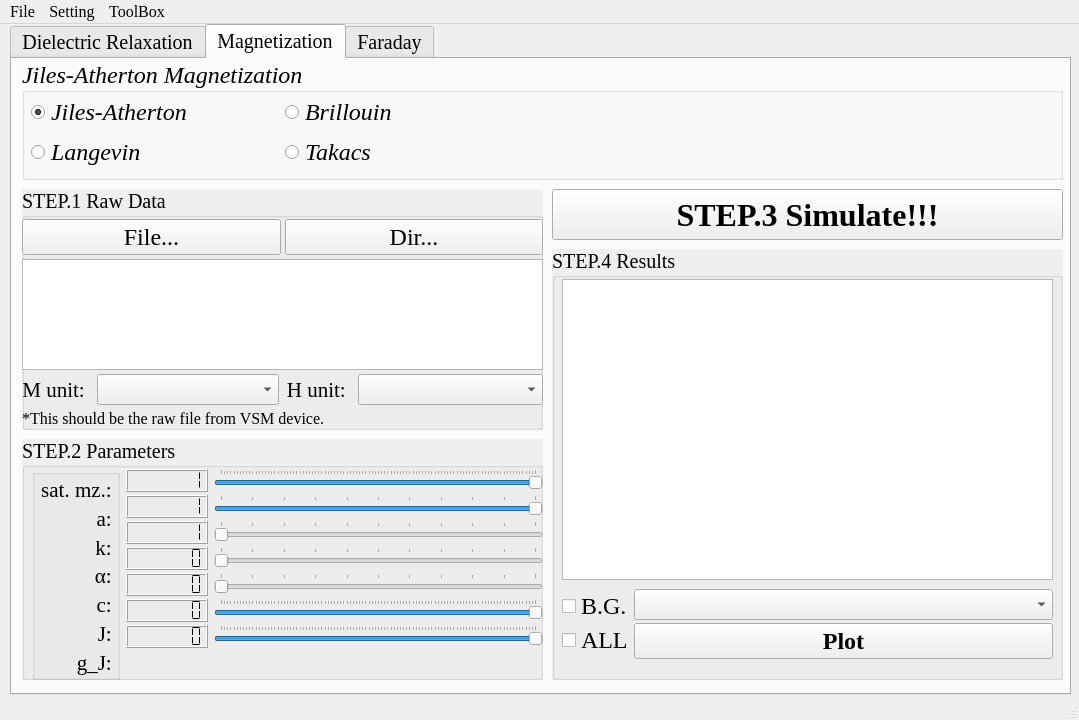
The window that app/ui/simulator_ui.ui (obliviousgarden/DataProcessingPlatform) describes before a commit, drawn with Qt 5.
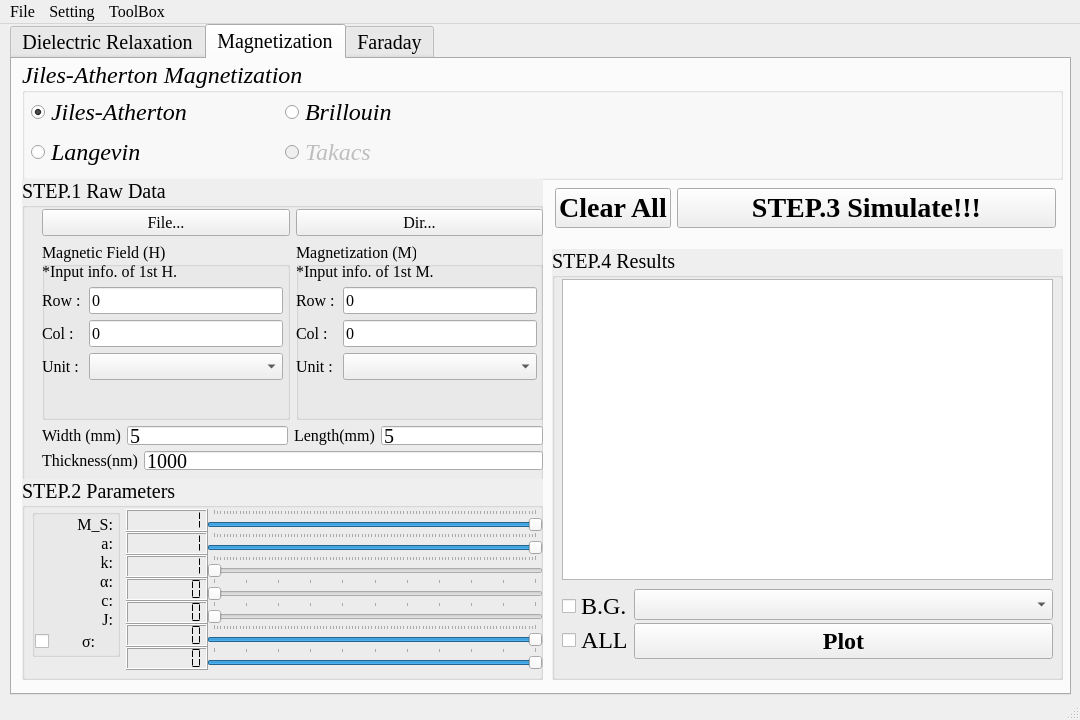
The same window after the commit. The open tabs and pages were chosen to show the change. Icons and pictures are not drawn.

```diff
--- a/app/ui/simulator_ui.ui
+++ b/app/ui/simulator_ui.ui
@@ -7,7 +7,7 @@
    <rect>
     <x>0</x>
     <y>0</y>
-    <width>1079</width>
+    <width>1080</width>
     <height>720</height>
    </rect>
   </property>
@@ -56,7 +56,7 @@
      <bool>false</bool>
     </property>
     <property name="currentIndex">
-     <number>0</number>
+     <number>1</number>
     </property>
     <widget class="QWidget" name="tabDielectric">
      <attribute name="title">
@@ -971,6 +971,9 @@
           </property>
           <item row="1" column="1">
            <widget class="QRadioButton" name="RadioButton_tamodel">
+            <property name="enabled">
+             <bool>false</bool>
+            </property>
             <property name="text">
              <string>Takacs</string>
             </property>
@@ -1005,7 +1008,7 @@
         <item>
          <widget class="QLabel" name="Label_fomula_M">
           <property name="styleSheet">
-           <string notr="true">image: url(:/Formula/source/formula_m.png)</string>
+           <string notr="true">image: url(:/Formula/source/formula_m_ja.png)</string>
           </property>
           <property name="text">
            <string/>
@@ -1019,9 +1022,9 @@
       <property name="geometry">
        <rect>
         <x>10</x>
-        <y>130</y>
+        <y>120</y>
         <width>521</width>
-        <height>241</height>
+        <height>311</height>
        </rect>
       </property>
       <property name="font">
@@ -1039,26 +1042,216 @@
       <property name="flat">
        <bool>false</bool>
       </property>
-      <widget class="QWidget" name="verticalLayoutWidget_2">
+      <widget class="QWidget" name="layoutWidget">
        <property name="geometry">
         <rect>
-         <x>0</x>
+         <x>20</x>
          <y>30</y>
-         <width>521</width>
-         <height>209</height>
+         <width>501</width>
+         <height>261</height>
         </rect>
        </property>
-       <layout class="QVBoxLayout" name="Layout_step1_M">
-        <property name="spacing">
-         <number>4</number>
-        </property>
-        <item>
-         <layout class="QHBoxLayout" name="Layout_step1_file_M">
+       <layout class="QGridLayout" name="GridLayout_step1_M" rowstretch="0,1,0,0,0" rowminimumheight="0,0,0,0,0">
+        <item row="1" column="0">
+         <layout class="QHBoxLayout" name="Layout_step1_M_datapos">
           <item>
-           <widget class="QPushButton" name="PushButton_file_M">
+           <widget class="QGroupBox" name="GroupBox_step1_M_H">
             <property name="font">
              <font>
-              <pointsize>18</pointsize>
+              <pointsize>12</pointsize>
+             </font>
+            </property>
+            <property name="title">
+             <string>Magnetic Field (H)</string>
+            </property>
+            <widget class="QWidget" name="verticalLayoutWidget_2">
+             <property name="geometry">
+              <rect>
+               <x>0</x>
+               <y>20</y>
+               <width>241</width>
+               <height>131</height>
+              </rect>
+             </property>
+             <layout class="QVBoxLayout" name="VerticalLayout_step1_M_H" stretch="0,1">
+              <item>
+               <widget class="QLabel" name="Label_step1_M_H_info">
+                <property name="font">
+                 <font>
+                  <pointsize>12</pointsize>
+                 </font>
+                </property>
+                <property name="text">
+                 <string>*Input info. of 1st H.</string>
+                </property>
+               </widget>
+              </item>
+              <item>
+               <layout class="QFormLayout" name="FormLayout_step1_M_H">
+                <item row="2" column="0">
+                 <widget class="QLabel" name="Label_step1_M_H_unit">
+                  <property name="font">
+                   <font>
+                    <pointsize>12</pointsize>
+                   </font>
+                  </property>
+                  <property name="text">
+                   <string>Unit : </string>
+                  </property>
+                 </widget>
+                </item>
+                <item row="2" column="1">
+                 <widget class="QComboBox" name="ComboBoxFormLayout_step1_M_H_unit"/>
+                </item>
+                <item row="0" column="0">
+                 <widget class="QLabel" name="Label_step1_M_H_row">
+                  <property name="font">
+                   <font>
+                    <pointsize>12</pointsize>
+                   </font>
+                  </property>
+                  <property name="text">
+                   <string>Row :</string>
+                  </property>
+                 </widget>
+                </item>
+                <item row="0" column="1">
+                 <widget class="QLineEdit" name="LineEdit_step1_M_H_row">
+                  <property name="text">
+                   <string>0</string>
+                  </property>
+                 </widget>
+                </item>
+                <item row="1" column="0">
+                 <widget class="QLabel" name="Label_step1_M_H_col">
+                  <property name="font">
+                   <font>
+                    <pointsize>12</pointsize>
+                   </font>
+                  </property>
+                  <property name="text">
+                   <string>Col :</string>
+                  </property>
+                 </widget>
+                </item>
+                <item row="1" column="1">
+                 <widget class="QLineEdit" name="LineEdit_step1_M_H_col">
+                  <property name="text">
+                   <string>0</string>
+                  </property>
+                 </widget>
+                </item>
+               </layout>
+              </item>
+             </layout>
+            </widget>
+           </widget>
+          </item>
+          <item>
+           <widget class="QGroupBox" name="GroupBox_step1_M_M">
+            <property name="font">
+             <font>
+              <pointsize>12</pointsize>
+             </font>
+            </property>
+            <property name="title">
+             <string>Magnetization (M)</string>
+            </property>
+            <widget class="QWidget" name="verticalLayoutWidget_3">
+             <property name="geometry">
+              <rect>
+               <x>0</x>
+               <y>20</y>
+               <width>241</width>
+               <height>131</height>
+              </rect>
+             </property>
+             <layout class="QVBoxLayout" name="VerticalLayout_step1_M_M" stretch="0,1">
+              <item>
+               <widget class="QLabel" name="Label_step1_M_M_info">
+                <property name="font">
+                 <font>
+                  <pointsize>12</pointsize>
+                 </font>
+                </property>
+                <property name="text">
+                 <string>*Input info. of 1st M.</string>
+                </property>
+               </widget>
+              </item>
+              <item>
+               <layout class="QFormLayout" name="FormLayout_step1_M_M">
+                <item row="2" column="0">
+                 <widget class="QLabel" name="Label_step1_M_M_unit">
+                  <property name="font">
+                   <font>
+                    <pointsize>12</pointsize>
+                   </font>
+                  </property>
+                  <property name="text">
+                   <string>Unit : </string>
+                  </property>
+                 </widget>
+                </item>
+                <item row="2" column="1">
+                 <widget class="QComboBox" name="ComboBoxFormLayout_step1_M_M_unit"/>
+                </item>
+                <item row="0" column="0">
+                 <widget class="QLabel" name="Label_step1_M_M_row">
+                  <property name="font">
+                   <font>
+                    <pointsize>12</pointsize>
+                   </font>
+                  </property>
+                  <property name="text">
+                   <string>Row :</string>
+                  </property>
+                 </widget>
+                </item>
+                <item row="0" column="1">
+                 <widget class="QLineEdit" name="LineEdit_step1_M_M_row">
+                  <property name="text">
+                   <string>0</string>
+                  </property>
+                 </widget>
+                </item>
+                <item row="1" column="0">
+                 <widget class="QLabel" name="Label_step1_M_M_col">
+                  <property name="font">
+                   <font>
+                    <pointsize>12</pointsize>
+                   </font>
+                  </property>
+                  <property name="text">
+                   <string>Col :</string>
+                  </property>
+                 </widget>
+                </item>
+                <item row="1" column="1">
+                 <widget class="QLineEdit" name="LineEdit_step1_M_M_col">
+                  <property name="text">
+                   <string>0</string>
+                  </property>
+                 </widget>
+                </item>
+               </layout>
+              </item>
+             </layout>
+            </widget>
+           </widget>
+          </item>
+         </layout>
+        </item>
+        <item row="0" column="0">
+         <layout class="QHBoxLayout" name="Layout_step1_M_file">
+          <property name="sizeConstraint">
+           <enum>QLayout::SetDefaultConstraint</enum>
+          </property>
+          <item>
+           <widget class="QPushButton" name="PushButton_step1_M_file">
+            <property name="font">
+             <font>
+              <pointsize>12</pointsize>
               <stylestrategy>PreferDefault</stylestrategy>
              </font>
             </property>
@@ -1071,10 +1264,10 @@
            </widget>
           </item>
           <item>
-           <widget class="QPushButton" name="PushButton_dir_M">
+           <widget class="QPushButton" name="PushButton_step1_M_dir">
             <property name="font">
              <font>
-              <pointsize>18</pointsize>
+              <pointsize>12</pointsize>
               <stylestrategy>PreferDefault</stylestrategy>
              </font>
             </property>
@@ -1088,85 +1281,105 @@
           </item>
          </layout>
         </item>
-        <item>
-         <widget class="QListView" name="ListView_file_M"/>
-        </item>
-        <item>
-         <layout class="QHBoxLayout" name="Layout_unit_M">
-          <property name="spacing">
-           <number>7</number>
-          </property>
+        <item row="3" column="0">
+         <layout class="QHBoxLayout" name="HorizontalLayout_step1_M_size">
           <item>
-           <layout class="QFormLayout" name="Layout_unit_M_unit_M">
-            <property name="horizontalSpacing">
-             <number>7</number>
+           <layout class="QFormLayout" name="FormLayout_step1_M_width">
+            <property name="rowWrapPolicy">
+             <enum>QFormLayout::DontWrapRows</enum>
             </property>
-            <property name="verticalSpacing">
-             <number>7</number>
-            </property>
             <item row="0" column="0">
-             <widget class="QLabel" name="Label_unit_M">
+             <widget class="QLabel" name="Label_step1_M_width">
+              <property name="sizePolicy">
+               <sizepolicy hsizetype="Preferred" vsizetype="Preferred">
+                <horstretch>0</horstretch>
+                <verstretch>0</verstretch>
+               </sizepolicy>
+              </property>
               <property name="font">
                <font>
-                <pointsize>16</pointsize>
-                <weight>50</weight>
-                <italic>false</italic>
-                <bold>false</bold>
-                <stylestrategy>PreferDefault</stylestrategy>
+                <pointsize>12</pointsize>
                </font>
               </property>
               <property name="text">
-               <string>M unit: </string>
+               <string>Width (mm)</string>
               </property>
-              <property name="alignment">
-               <set>Qt::AlignRight|Qt::AlignTrailing|Qt::AlignVCenter</set>
-              </property>
              </widget>
             </item>
             <item row="0" column="1">
-             <widget class="QComboBox" name="ComboBox_unit_M"/>
+             <widget class="QLineEdit" name="LineEdit_step1_M_width">
+              <property name="sizePolicy">
+               <sizepolicy hsizetype="Expanding" vsizetype="Ignored">
+                <horstretch>0</horstretch>
+                <verstretch>0</verstretch>
+               </sizepolicy>
+              </property>
+              <property name="text">
+               <string>5</string>
+              </property>
+             </widget>
             </item>
            </layout>
           </item>
           <item>
-           <layout class="QFormLayout" name="Layout_unit_M_unit_H">
+           <layout class="QFormLayout" name="FormLayout_step1_M_length">
             <item row="0" column="0">
-             <widget class="QLabel" name="Label_unit_H">
+             <widget class="QLabel" name="Label_step1_M_length">
               <property name="font">
                <font>
-                <pointsize>16</pointsize>
-                <weight>50</weight>
-                <italic>false</italic>
-                <bold>false</bold>
-                <stylestrategy>PreferDefault</stylestrategy>
+                <pointsize>12</pointsize>
                </font>
               </property>
               <property name="text">
-               <string>H unit: </string>
+               <string>Length(mm)</string>
               </property>
-              <property name="alignment">
-               <set>Qt::AlignRight|Qt::AlignTrailing|Qt::AlignVCenter</set>
-              </property>
              </widget>
             </item>
             <item row="0" column="1">
-             <widget class="QComboBox" name="ComboBox_unit_H"/>
+             <widget class="QLineEdit" name="LineEdit_step1_M_length">
+              <property name="sizePolicy">
+               <sizepolicy hsizetype="Expanding" vsizetype="Ignored">
+                <horstretch>0</horstretch>
+                <verstretch>0</verstretch>
+               </sizepolicy>
+              </property>
+              <property name="text">
+               <string>5</string>
+              </property>
+             </widget>
             </item>
            </layout>
           </item>
          </layout>
         </item>
-        <item>
-         <widget class="QLabel" name="Label_step1_3">
-          <property name="font">
-           <font>
-            <pointsize>12</pointsize>
-           </font>
-          </property>
-          <property name="text">
-           <string>*This should be the raw file from VSM device.</string>
-          </property>
-         </widget>
+        <item row="4" column="0">
+         <layout class="QFormLayout" name="FormLayout_step1_M_thickness">
+          <item row="0" column="0">
+           <widget class="QLabel" name="Label_step1_M_thickness">
+            <property name="font">
+             <font>
+              <pointsize>12</pointsize>
+             </font>
+            </property>
+            <property name="text">
+             <string>Thickness(nm)</string>
+            </property>
+           </widget>
+          </item>
+          <item row="0" column="1">
+           <widget class="QLineEdit" name="LineEdit_step1_M_thickness">
+            <property name="sizePolicy">
+             <sizepolicy hsizetype="Expanding" vsizetype="Ignored">
+              <horstretch>0</horstretch>
+              <verstretch>0</verstretch>
+             </sizepolicy>
+            </property>
+            <property name="text">
+             <string>1000</string>
+            </property>
+           </widget>
+          </item>
+         </layout>
         </item>
        </layout>
       </widget>
@@ -1175,9 +1388,9 @@
       <property name="geometry">
        <rect>
         <x>10</x>
-        <y>380</y>
+        <y>420</y>
         <width>521</width>
-        <height>241</height>
+        <height>201</height>
        </rect>
       </property>
       <property name="font">
@@ -1198,14 +1411,20 @@
          <x>10</x>
          <y>30</y>
          <width>511</width>
-         <height>211</height>
+         <height>165</height>
         </rect>
        </property>
        <layout class="QFormLayout" name="Layout_step2_M">
+        <property name="sizeConstraint">
+         <enum>QLayout::SetMaximumSize</enum>
+        </property>
+        <property name="verticalSpacing">
+         <number>0</number>
+        </property>
         <item row="0" column="0">
-         <widget class="QGroupBox" name="groupBox_5">
+         <widget class="QGroupBox" name="GroupBox_step2_M_left">
           <property name="sizePolicy">
-           <sizepolicy hsizetype="Expanding" vsizetype="Expanding">
+           <sizepolicy hsizetype="Fixed" vsizetype="Fixed">
             <horstretch>0</horstretch>
             <verstretch>0</verstretch>
            </sizepolicy>
@@ -1247,13 +1466,13 @@
               <number>0</number>
              </property>
              <property name="sizeConstraint">
-              <enum>QLayout::SetDefaultConstraint</enum>
+              <enum>QLayout::SetFixedSize</enum>
              </property>
              <item>
               <widget class="QLabel" name="Label_ms">
                <property name="font">
                 <font>
-                 <pointsize>16</pointsize>
+                 <pointsize>12</pointsize>
                  <weight>50</weight>
                  <italic>false</italic>
                  <bold>false</bold>
@@ -1261,7 +1480,7 @@
                 </font>
                </property>
                <property name="text">
-                <string>sat. mz.: </string>
+                <string>M_S: </string>
                </property>
                <property name="alignment">
                 <set>Qt::AlignRight|Qt::AlignTrailing|Qt::AlignVCenter</set>
@@ -1272,7 +1491,7 @@
               <widget class="QLabel" name="Label_a">
                <property name="font">
                 <font>
-                 <pointsize>16</pointsize>
+                 <pointsize>12</pointsize>
                  <weight>50</weight>
                  <italic>false</italic>
                  <bold>false</bold>
@@ -1291,7 +1510,7 @@
               <widget class="QLabel" name="Label_k">
                <property name="font">
                 <font>
-                 <pointsize>16</pointsize>
+                 <pointsize>12</pointsize>
                  <weight>50</weight>
                  <italic>false</italic>
                  <bold>false</bold>
@@ -1307,10 +1526,10 @@
               </widget>
              </item>
              <item>
-              <widget class="QLabel" name="Label_alpha_2">
+              <widget class="QLabel" name="Label_alfa">
                <property name="font">
                 <font>
-                 <pointsize>16</pointsize>
+                 <pointsize>12</pointsize>
                  <weight>50</weight>
                  <italic>false</italic>
                  <bold>false</bold>
@@ -1329,7 +1548,7 @@
               <widget class="QLabel" name="Label_c">
                <property name="font">
                 <font>
-                 <pointsize>16</pointsize>
+                 <pointsize>12</pointsize>
                  <weight>50</weight>
                  <italic>false</italic>
                  <bold>false</bold>
@@ -1348,7 +1567,7 @@
               <widget class="QLabel" name="Label_J">
                <property name="font">
                 <font>
-                 <pointsize>16</pointsize>
+                 <pointsize>12</pointsize>
                  <weight>50</weight>
                  <italic>false</italic>
                  <bold>false</bold>
@@ -1364,21 +1583,36 @@
               </widget>
              </item>
              <item>
-              <widget class="QLabel" name="Label_g_J">
+              <widget class="QCheckBox" name="ComboBox_sigma">
                <property name="font">
                 <font>
-                 <pointsize>16</pointsize>
-                 <weight>50</weight>
-                 <italic>false</italic>
-                 <bold>false</bold>
+                 <pointsize>12</pointsize>
                  <stylestrategy>PreferDefault</stylestrategy>
                 </font>
                </property>
+               <property name="mouseTracking">
+                <bool>true</bool>
+               </property>
+               <property name="focusPolicy">
+                <enum>Qt::StrongFocus</enum>
+               </property>
+               <property name="acceptDrops">
+                <bool>false</bool>
+               </property>
+               <property name="layoutDirection">
+                <enum>Qt::LeftToRight</enum>
+               </property>
+               <property name="autoFillBackground">
+                <bool>false</bool>
+               </property>
                <property name="text">
-                <string>g_J: </string>
+                <string>       σ:</string>
                </property>
-               <property name="alignment">
-                <set>Qt::AlignRight|Qt::AlignTrailing|Qt::AlignVCenter</set>
+               <property name="iconSize">
+                <size>
+                 <width>19</width>
+                 <height>19</height>
+                </size>
                </property>
               </widget>
              </item>
@@ -1389,6 +1623,9 @@
         </item>
         <item row="0" column="1">
          <layout class="QFormLayout" name="Layout_step2_M_right">
+          <property name="sizeConstraint">
+           <enum>QLayout::SetMaximumSize</enum>
+          </property>
           <property name="fieldGrowthPolicy">
            <enum>QFormLayout::AllNonFixedFieldsGrow</enum>
           </property>
@@ -1396,7 +1633,7 @@
            <enum>QFormLayout::DontWrapRows</enum>
           </property>
           <property name="verticalSpacing">
-           <number>3</number>
+           <number>0</number>
           </property>
           <item row="0" column="0">
            <widget class="QLCDNumber" name="lcdNumber_ms">
@@ -1425,34 +1662,6 @@
             </property>
            </widget>
           </item>
-          <item row="0" column="1">
-           <widget class="QSlider" name="Slider_ms">
-            <property name="cursor">
-             <cursorShape>ArrowCursor</cursorShape>
-            </property>
-            <property name="maximum">
-             <number>100</number>
-            </property>
-            <property name="singleStep">
-             <number>1</number>
-            </property>
-            <property name="pageStep">
-             <number>5</number>
-            </property>
-            <property name="value">
-             <number>100</number>
-            </property>
-            <property name="orientation">
-             <enum>Qt::Horizontal</enum>
-            </property>
-            <property name="invertedControls">
-             <bool>false</bool>
-            </property>
-            <property name="tickPosition">
-             <enum>QSlider::TicksAbove</enum>
-            </property>
-           </widget>
-          </item>
           <item row="1" column="0">
            <widget class="QLCDNumber" name="lcdNumber_a">
             <property name="font">
@@ -1474,6 +1683,12 @@
           </item>
           <item row="1" column="1">
            <widget class="QSlider" name="Slider_a">
+            <property name="sizePolicy">
+             <sizepolicy hsizetype="Expanding" vsizetype="Ignored">
+              <horstretch>0</horstretch>
+              <verstretch>0</verstretch>
+             </sizepolicy>
+            </property>
             <property name="cursor">
              <cursorShape>ArrowCursor</cursorShape>
             </property>
@@ -1481,10 +1696,10 @@
              <number>100</number>
             </property>
             <property name="singleStep">
-             <number>10</number>
+             <number>1</number>
             </property>
             <property name="pageStep">
-             <number>10</number>
+             <number>5</number>
             </property>
             <property name="value">
              <number>100</number>
@@ -1500,8 +1715,61 @@
             </property>
            </widget>
           </item>
+          <item row="2" column="0">
+           <widget class="QLCDNumber" name="lcdNumber_k">
+            <property name="font">
+             <font>
+              <pointsize>9</pointsize>
+              <stylestrategy>PreferDefault</stylestrategy>
+             </font>
+            </property>
+            <property name="digitCount">
+             <number>7</number>
+            </property>
+            <property name="segmentStyle">
+             <enum>QLCDNumber::Flat</enum>
+            </property>
+            <property name="value" stdset="0">
+             <double>1.000000000000000</double>
+            </property>
+           </widget>
+          </item>
+          <item row="2" column="1">
+           <widget class="QSlider" name="Slider_k">
+            <property name="sizePolicy">
+             <sizepolicy hsizetype="Expanding" vsizetype="Ignored">
+              <horstretch>0</horstretch>
+              <verstretch>0</verstretch>
+             </sizepolicy>
+            </property>
+            <property name="cursor">
+             <cursorShape>ArrowCursor</cursorShape>
+            </property>
+            <property name="maximum">
+             <number>100</number>
+            </property>
+            <property name="singleStep">
+             <number>1</number>
+            </property>
+            <property name="pageStep">
+             <number>5</number>
+            </property>
+            <property name="value">
+             <number>0</number>
+            </property>
+            <property name="orientation">
+             <enum>Qt::Horizontal</enum>
+            </property>
+            <property name="invertedControls">
+             <bool>false</bool>
+            </property>
+            <property name="tickPosition">
+             <enum>QSlider::TicksAbove</enum>
+            </property>
+           </widget>
+          </item>
           <item row="3" column="0">
-           <widget class="QLCDNumber" name="lcdNumber_alpha_2">
+           <widget class="QLCDNumber" name="lcdNumber_alfa">
             <property name="font">
              <font>
               <pointsize>9</pointsize>
@@ -1523,7 +1791,13 @@
            </widget>
           </item>
           <item row="3" column="1">
-           <widget class="QSlider" name="Slider_alpha_2">
+           <widget class="QSlider" name="Slider_alfa">
+            <property name="sizePolicy">
+             <sizepolicy hsizetype="Expanding" vsizetype="Ignored">
+              <horstretch>0</horstretch>
+              <verstretch>0</verstretch>
+             </sizepolicy>
+            </property>
             <property name="cursor">
              <cursorShape>ArrowCursor</cursorShape>
             </property>
@@ -1568,6 +1842,12 @@
           </item>
           <item row="4" column="1">
            <widget class="QSlider" name="Slider_c">
+            <property name="sizePolicy">
+             <sizepolicy hsizetype="Expanding" vsizetype="Ignored">
+              <horstretch>0</horstretch>
+              <verstretch>0</verstretch>
+             </sizepolicy>
+            </property>
             <property name="cursor">
              <cursorShape>ArrowCursor</cursorShape>
             </property>
@@ -1592,7 +1872,7 @@
            </widget>
           </item>
           <item row="5" column="0">
-           <widget class="QLCDNumber" name="lcdNumber_J">
+           <widget class="QLCDNumber" name="lcdNumber_j">
             <property name="font">
              <font>
               <pointsize>9</pointsize>
@@ -1608,7 +1888,13 @@
            </widget>
           </item>
           <item row="5" column="1">
-           <widget class="QSlider" name="Slider_J">
+           <widget class="QSlider" name="Slider_j">
+            <property name="sizePolicy">
+             <sizepolicy hsizetype="Expanding" vsizetype="Ignored">
+              <horstretch>0</horstretch>
+              <verstretch>0</verstretch>
+             </sizepolicy>
+            </property>
             <property name="cursor">
              <cursorShape>ArrowCursor</cursorShape>
             </property>
@@ -1619,7 +1905,7 @@
              <number>1</number>
             </property>
             <property name="pageStep">
-             <number>2</number>
+             <number>5</number>
             </property>
             <property name="value">
              <number>100</number>
@@ -1633,7 +1919,7 @@
            </widget>
           </item>
           <item row="6" column="0">
-           <widget class="QLCDNumber" name="lcdNumber_g_J">
+           <widget class="QLCDNumber" name="lcdNumber_sigma">
             <property name="font">
              <font>
               <pointsize>9</pointsize>
@@ -1649,7 +1935,18 @@
            </widget>
           </item>
           <item row="6" column="1">
-           <widget class="QSlider" name="Slider_g_J">
+           <widget class="QSlider" name="Slider_sigma">
+            <property name="sizePolicy">
+             <sizepolicy hsizetype="Expanding" vsizetype="Ignored">
+              <horstretch>0</horstretch>
+              <verstretch>0</verstretch>
+             </sizepolicy>
+            </property>
+            <property name="font">
+             <font>
+              <pointsize>15</pointsize>
+             </font>
+            </property>
             <property name="cursor">
              <cursorShape>ArrowCursor</cursorShape>
             </property>
@@ -1657,10 +1954,10 @@
              <number>100</number>
             </property>
             <property name="singleStep">
-             <number>1</number>
+             <number>10</number>
             </property>
             <property name="pageStep">
-             <number>5</number>
+             <number>10</number>
             </property>
             <property name="value">
              <number>100</number>
@@ -1673,27 +1970,14 @@
             </property>
            </widget>
           </item>
-          <item row="2" column="0">
-           <widget class="QLCDNumber" name="lcdNumber_k">
-            <property name="font">
-             <font>
-              <pointsize>9</pointsize>
-              <stylestrategy>PreferDefault</stylestrategy>
-             </font>
+          <item row="0" column="1">
+           <widget class="QSlider" name="Slider_ms">
+            <property name="sizePolicy">
+             <sizepolicy hsizetype="Expanding" vsizetype="Ignored">
+              <horstretch>0</horstretch>
+              <verstretch>0</verstretch>
+             </sizepolicy>
             </property>
-            <property name="digitCount">
-             <number>7</number>
-            </property>
-            <property name="segmentStyle">
-             <enum>QLCDNumber::Flat</enum>
-            </property>
-            <property name="value" stdset="0">
-             <double>1.000000000000000</double>
-            </property>
-           </widget>
-          </item>
-          <item row="2" column="1">
-           <widget class="QSlider" name="Slider_k">
             <property name="cursor">
              <cursorShape>ArrowCursor</cursorShape>
             </property>
@@ -1701,13 +1985,13 @@
              <number>100</number>
             </property>
             <property name="singleStep">
-             <number>10</number>
+             <number>1</number>
             </property>
             <property name="pageStep">
-             <number>10</number>
+             <number>5</number>
             </property>
             <property name="value">
-             <number>0</number>
+             <number>100</number>
             </property>
             <property name="orientation">
              <enum>Qt::Horizontal</enum>
@@ -1765,7 +2049,7 @@
          <height>84</height>
         </rect>
        </property>
-       <layout class="QFormLayout" name="formLayout_M">
+       <layout class="QFormLayout" name="FormLayout_results_M">
         <property name="horizontalSpacing">
          <number>0</number>
         </property>
@@ -1773,7 +2057,7 @@
          <number>0</number>
         </property>
         <item row="0" column="0">
-         <widget class="QCheckBox" name="CheckBox_bg">
+         <widget class="QCheckBox" name="CheckBox_bg_results_M">
           <property name="font">
            <font>
             <pointsize>18</pointsize>
@@ -1785,10 +2069,10 @@
          </widget>
         </item>
         <item row="0" column="1">
-         <widget class="QComboBox" name="ComboBox_bg"/>
+         <widget class="QComboBox" name="ComboBox_bg_results_M"/>
         </item>
         <item row="1" column="0">
-         <widget class="QCheckBox" name="CheckBox_All_M">
+         <widget class="QCheckBox" name="CheckBox_All_results_M">
           <property name="font">
            <font>
             <pointsize>18</pointsize>
@@ -1821,39 +2105,73 @@
        </layout>
       </widget>
      </widget>
-     <widget class="QPushButton" name="PushButton_simulate_M">
+     <widget class="QWidget" name="formLayoutWidget_4">
       <property name="geometry">
        <rect>
-        <x>540</x>
-        <y>130</y>
-        <width>511</width>
+        <x>543</x>
+        <y>129</y>
+        <width>501</width>
         <height>51</height>
        </rect>
       </property>
-      <property name="font">
-       <font>
-        <pointsize>24</pointsize>
-        <weight>75</weight>
-        <italic>false</italic>
-        <bold>true</bold>
-        <stylestrategy>PreferDefault</stylestrategy>
-       </font>
-      </property>
-      <property name="cursor">
-       <cursorShape>PointingHandCursor</cursorShape>
-      </property>
-      <property name="text">
-       <string>STEP.3 Simulate!!!</string>
-      </property>
-      <property name="autoDefault">
-       <bool>false</bool>
-      </property>
-      <property name="default">
-       <bool>false</bool>
-      </property>
-      <property name="flat">
-       <bool>false</bool>
-      </property>
+      <layout class="QFormLayout" name="FormLayout_step3_M">
+       <item row="0" column="1">
+        <widget class="QPushButton" name="PushButton_simulate_M">
+         <property name="font">
+          <font>
+           <pointsize>21</pointsize>
+           <weight>75</weight>
+           <italic>false</italic>
+           <bold>true</bold>
+           <stylestrategy>PreferDefault</stylestrategy>
+          </font>
+         </property>
+         <property name="cursor">
+          <cursorShape>PointingHandCursor</cursorShape>
+         </property>
+         <property name="text">
+          <string>STEP.3 Simulate!!!</string>
+         </property>
+         <property name="autoDefault">
+          <bool>false</bool>
+         </property>
+         <property name="default">
+          <bool>false</bool>
+         </property>
+         <property name="flat">
+          <bool>false</bool>
+         </property>
+        </widget>
+       </item>
+       <item row="0" column="0">
+        <widget class="QPushButton" name="PushButton_clearall_M">
+         <property name="font">
+          <font>
+           <pointsize>21</pointsize>
+           <weight>75</weight>
+           <italic>false</italic>
+           <bold>true</bold>
+           <stylestrategy>PreferDefault</stylestrategy>
+          </font>
+         </property>
+         <property name="cursor">
+          <cursorShape>PointingHandCursor</cursorShape>
+         </property>
+         <property name="text">
+          <string>Clear All</string>
+         </property>
+         <property name="autoDefault">
+          <bool>false</bool>
+         </property>
+         <property name="default">
+          <bool>false</bool>
+         </property>
+         <property name="flat">
+          <bool>false</bool>
+         </property>
+        </widget>
+       </item>
+      </layout>
      </widget>
     </widget>
     <widget class="QWidget" name="tabFaraday">
@@ -2669,7 +2987,7 @@
     <rect>
      <x>0</x>
      <y>0</y>
-     <width>1079</width>
+     <width>1080</width>
      <height>26</height>
     </rect>
    </property>
```
